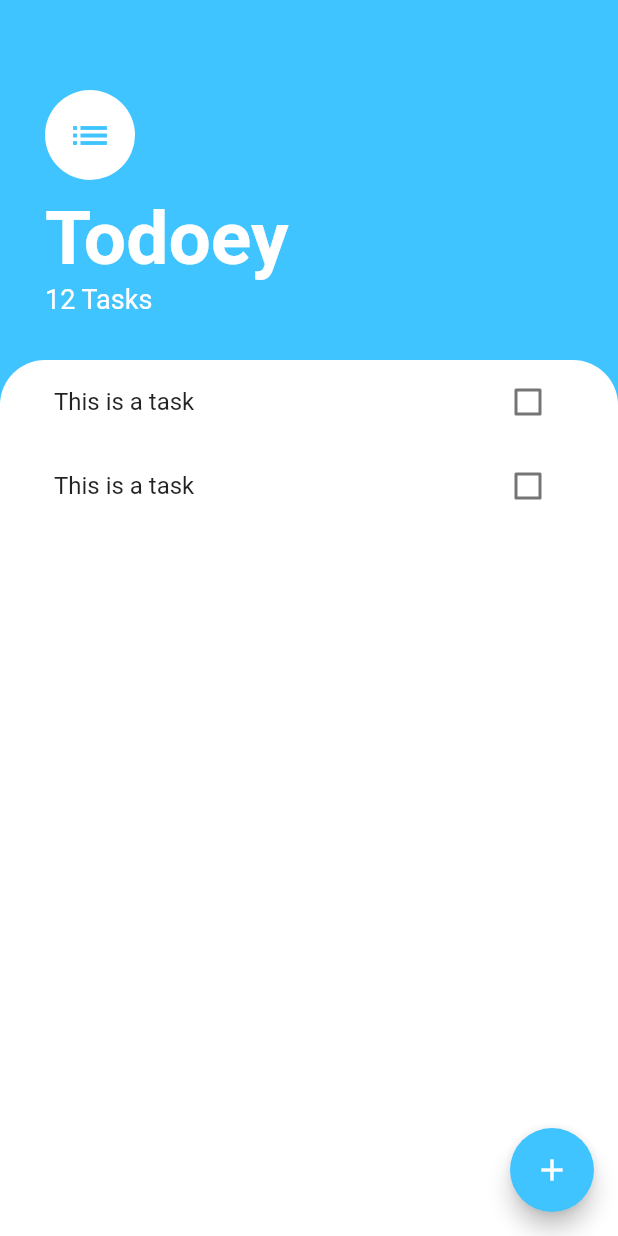
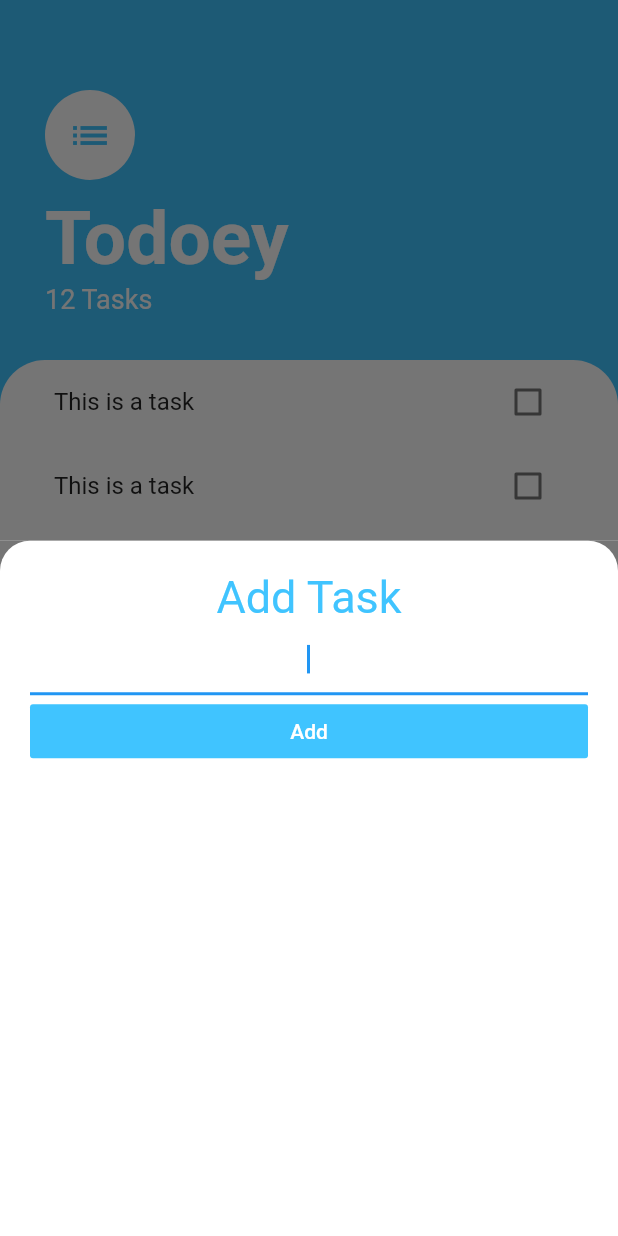
Before and after one commit to yuchehsieh/todoey-flutter, a Flutter app: the screen it shows after launch, after a tap on the "add" icon, on a phone screen of 412 x 824 dp. Run offline on Flutter 3.47's test engine with Material 2 defaults, Android fonts, the phone set to English and light mode, and no system bars.

```diff
--- /dev/null
+++ b/lib/screens/add_task_screen.dart
@@ -0,0 +1,47 @@
+import 'package:flutter/material.dart';
+
+class AddTaskScreen extends StatelessWidget {
+  @override
+  Widget build(BuildContext context) {
+    return Container(
+      color: Color(0xFF757575),
+      child: Container(
+        padding: EdgeInsets.all(20.0),
+        decoration: BoxDecoration(
+          color: Colors.white,
+          borderRadius: BorderRadius.only(
+            topLeft: Radius.circular(20.0),
+            topRight: Radius.circular(20.0),
+          ),
+        ),
+        child: Column(
+          crossAxisAlignment: CrossAxisAlignment.stretch,
+          children: <Widget>[
+            Text(
+              'Add Task',
+              textAlign: TextAlign.center,
+              style: TextStyle(
+                fontSize: 30.0,
+                color: Colors.lightBlueAccent,
+              ),
+            ),
+            TextField(
+              autofocus: true,
+              textAlign: TextAlign.center,
+            ),
+            FlatButton(
+              child: Text(
+                'Add',
+                style: TextStyle(
+                  color: Colors.white,
+                ),
+              ),
+              color: Colors.lightBlueAccent,
+              onPressed: () {},
+            ),
+          ],
+        ),
+      ),
+    );
+  }
+}
--- a/lib/screens/task.dart
+++ b/lib/screens/task.dart
@@ -1,5 +1,6 @@
 import 'package:flutter/cupertino.dart';
 import 'package:flutter/material.dart';
+import 'package:todoey_flutter/screens/add_task_screen.dart';
 import 'package:todoey_flutter/widgets/task_list.dart';
 
 class TaskScreen extends StatelessWidget {
@@ -8,7 +9,14 @@ class TaskScreen extends StatelessWidget {
     return Scaffold(
       backgroundColor: Colors.lightBlueAccent,
       floatingActionButton: FloatingActionButton(
-        onPressed: () {},
+        onPressed: () {
+          showModalBottomSheet(
+            context: context,
+            builder: (_) => AddTaskScreen(),
+
+            /// OR using shape: RoundedRectangleBorder
+          );
+        },
         backgroundColor: Colors.lightBlueAccent,
         child: Icon(
           Icons.add,
```
